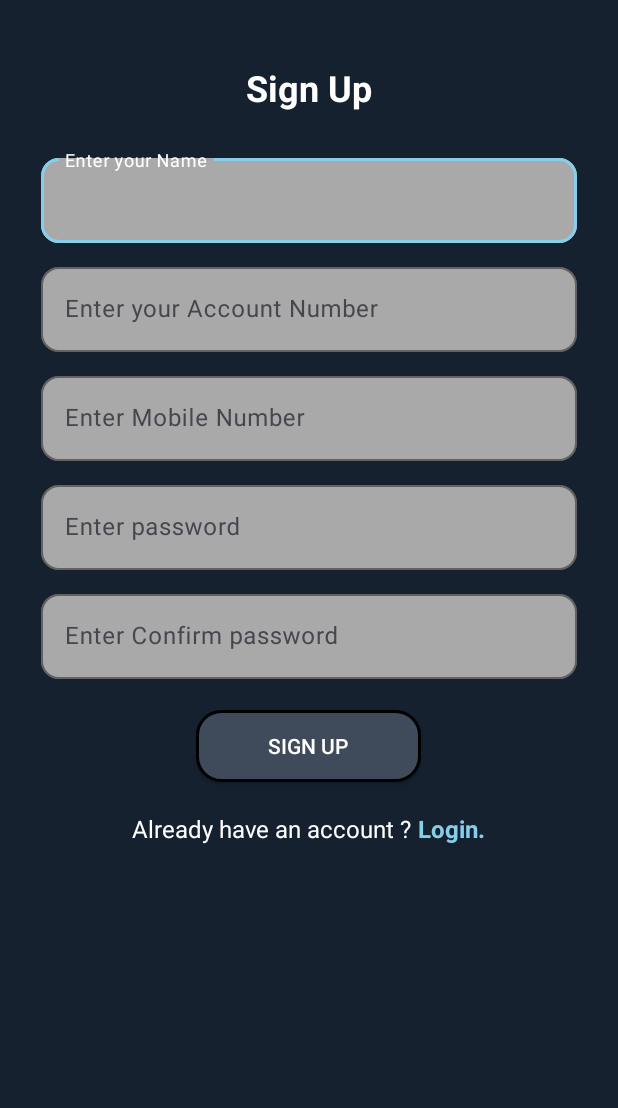
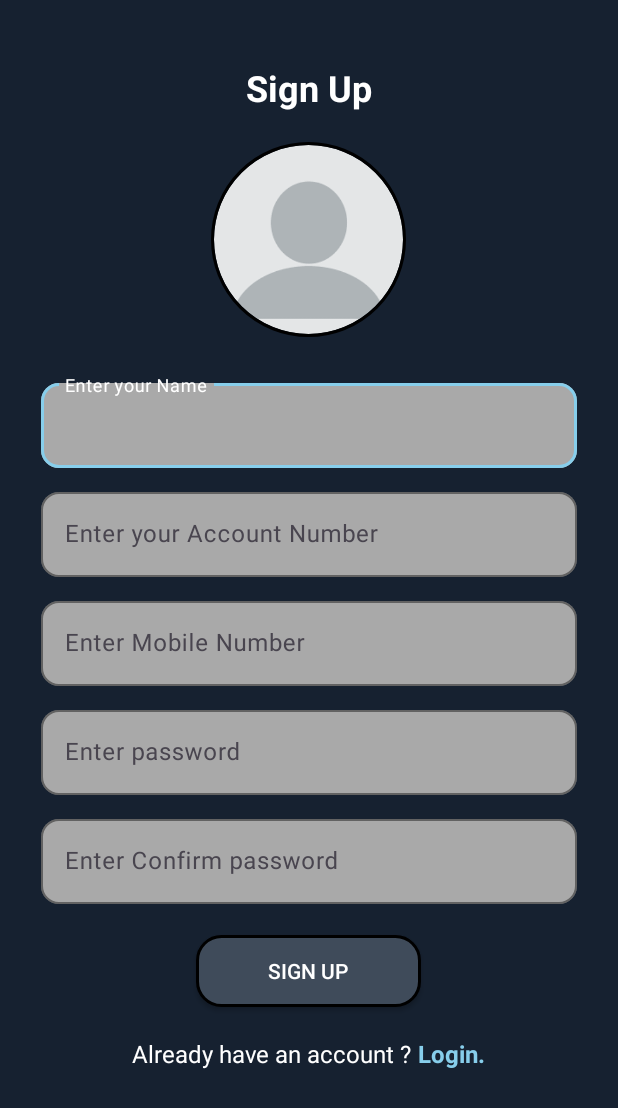
Before and after one commit to jeelpatel0362/BankBalanceCheckApp, an Android app: the screen it shows after launch (SignUp), on a phone screen of 412 x 824 dp. Shown: the top 1108 px of the screen. Run offline under Robolectric (Android 15) with nearby library versions, the phone set to English and light mode, and no system bars; our stand-ins replace CircleImageView.

Commit message:
home screen

```diff
--- a/app/src/main/AndroidManifest.xml
+++ b/app/src/main/AndroidManifest.xml
@@ -1,6 +1,9 @@
 <?xml version="1.0" encoding="utf-8"?>
 <manifest xmlns:android="http://schemas.android.com/apk/res/android"
     xmlns:tools="http://schemas.android.com/tools">
+
+    <uses-permission android:name="android.permission.READ_EXTERNAL_STORAGE" />
+    <uses-permission android:name="android.permission.WRITE_EXTERNAL_STORAGE" />
 
     <application
         android:allowBackup="true"
--- a/app/src/main/res/layout/activity_sign_up.xml
+++ b/app/src/main/res/layout/activity_sign_up.xml
@@ -15,11 +15,24 @@
         android:layout_height="wrap_content"
         android:layout_gravity="center"
         android:layout_marginTop="20dp"
-        android:layout_marginBottom="20dp"
         android:text="Sign Up"
         android:textColor="@color/white"
         android:textSize="24sp"
         android:textStyle="bold" />
+
+    <de.hdodenhof.circleimageview.CircleImageView
+        android:id="@+id/user_profile"
+        android:layout_width="130dp"
+        android:layout_height="130dp"
+        android:layout_centerHorizontal="true"
+        android:layout_gravity="center_horizontal"
+        android:layout_marginTop="20dp"
+        android:layout_marginBottom="20dp"
+        android:foregroundGravity="center"
+        android:src="@drawable/profile"
+        app:civ_border_color="#FF000000"
+        app:civ_border_width="2dp"
+        android:onClick="pickImage"/>
 
     <com.google.android.material.textfield.TextInputLayout
         android:id="@+id/userName"
@@ -133,9 +146,9 @@
         android:layout_width="150dp"
         android:layout_height="wrap_content"
         android:layout_gravity="center"
+        android:layout_marginTop="15dp"
         android:background="@drawable/custombtn"
         android:text="Sign Up"
-        android:layout_marginTop="15dp"
         android:textColor="@color/white">
 
     </androidx.appcompat.widget.AppCompatButton>
```
Also changed, not shown: app/src/main/java/com/example/bankbalancecheckapp/SignUp.java (+51 -2 lines), app/src/main/res/layout/activity_account_details.xml (+61 -3 lines), app/src/main/res/drawable/profile.png (added).
